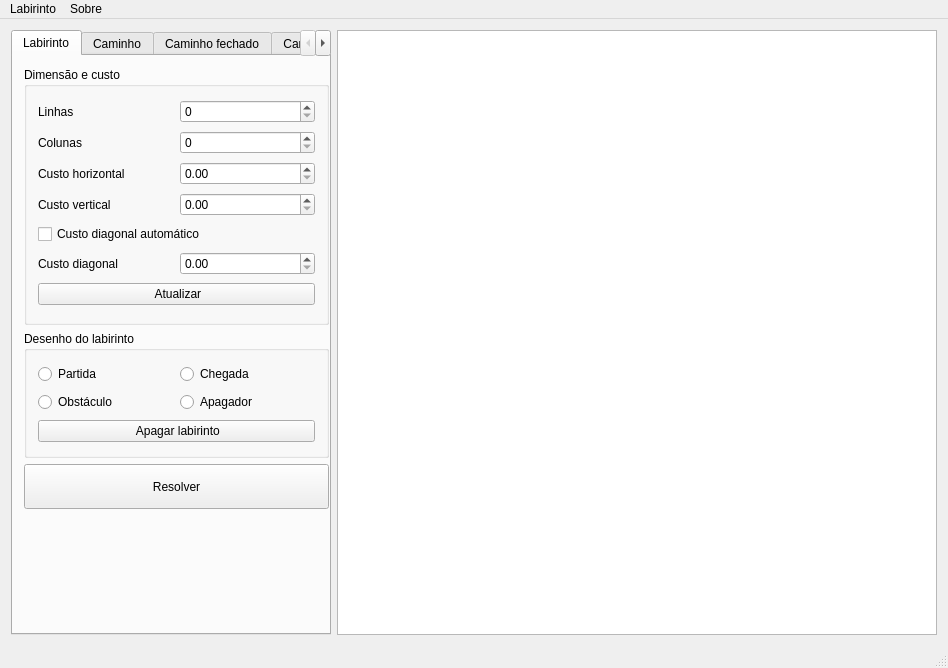
Above: src/mainwindow.ui from carvalhojldc/labyrinth before the change. Below: the same form after it.
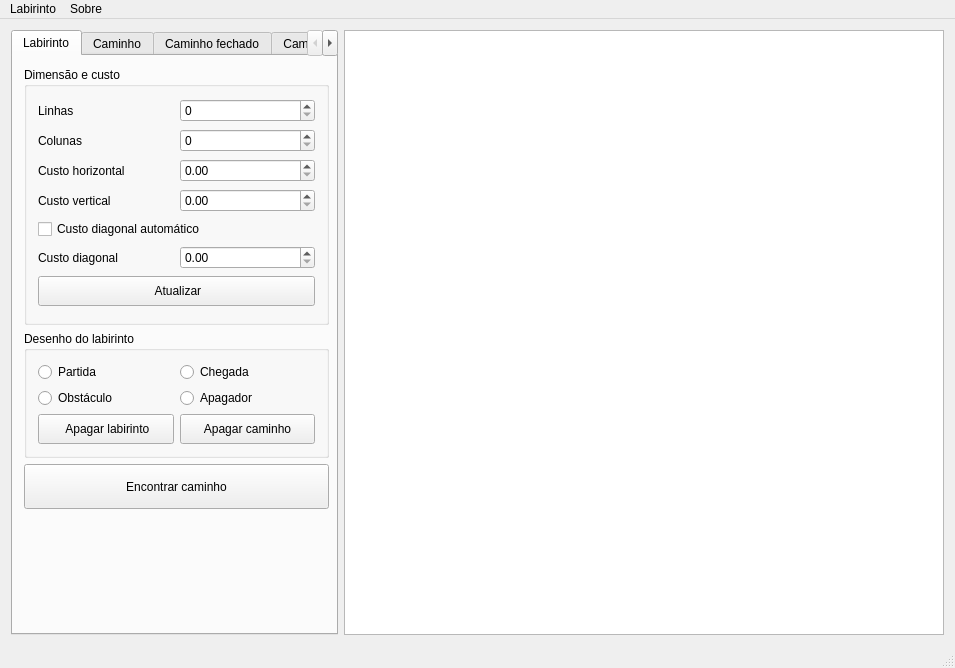
That is the form after the change.

What changed in the file:
```diff
--- a/src/mainwindow.ui
+++ b/src/mainwindow.ui
@@ -6,7 +6,7 @@
    <rect>
     <x>0</x>
     <y>0</y>
-    <width>917</width>
+    <width>955</width>
     <height>668</height>
    </rect>
   </property>
@@ -124,6 +124,12 @@
                </item>
                <item row="6" column="0" colspan="2">
                 <widget class="QPushButton" name="pb_newBoard">
+                 <property name="minimumSize">
+                  <size>
+                   <width>0</width>
+                   <height>30</height>
+                  </size>
+                 </property>
                  <property name="text">
                   <string> Atualizar</string>
                  </property>
@@ -160,6 +166,20 @@
                <string>Desenho do labirinto</string>
               </property>
               <layout class="QGridLayout" name="gridLayout">
+               <item row="1" column="1">
+                <widget class="QRadioButton" name="rb_clearCell">
+                 <property name="text">
+                  <string>Apagador</string>
+                 </property>
+                </widget>
+               </item>
+               <item row="1" column="0">
+                <widget class="QRadioButton" name="rb_wall">
+                 <property name="text">
+                  <string>Obstáculo</string>
+                 </property>
+                </widget>
+               </item>
                <item row="0" column="0">
                 <widget class="QRadioButton" name="rb_start">
                  <property name="text">
@@ -174,27 +194,32 @@
                  </property>
                 </widget>
                </item>
-               <item row="1" column="0">
-                <widget class="QRadioButton" name="rb_wall">
-                 <property name="text">
-                  <string>Obstáculo</string>
-                 </property>
-                </widget>
-               </item>
-               <item row="1" column="1">
-                <widget class="QRadioButton" name="rb_clearCell">
-                 <property name="text">
-                  <string>Apagador</string>
-                 </property>
-                </widget>
-               </item>
-               <item row="2" column="0" colspan="2">
+               <item row="3" column="0">
                 <widget class="QPushButton" name="pb_clearBoard">
+                 <property name="minimumSize">
+                  <size>
+                   <width>135</width>
+                   <height>30</height>
+                  </size>
+                 </property>
                  <property name="text">
                   <string> Apagar labirinto</string>
                  </property>
                 </widget>
                </item>
+               <item row="3" column="1">
+                <widget class="QPushButton" name="pb_clearSearch">
+                 <property name="minimumSize">
+                  <size>
+                   <width>135</width>
+                   <height>30</height>
+                  </size>
+                 </property>
+                 <property name="text">
+                  <string>Apagar caminho</string>
+                 </property>
+                </widget>
+               </item>
               </layout>
              </widget>
             </item>
@@ -216,7 +241,7 @@
                </size>
               </property>
               <property name="text">
-               <string>Resolver</string>
+               <string>Encontrar caminho</string>
               </property>
              </widget>
             </item>
@@ -228,7 +253,7 @@
               <property name="sizeHint" stdset="0">
                <size>
                 <width>20</width>
-                <height>92</height>
+                <height>40</height>
                </size>
               </property>
              </spacer>
@@ -372,7 +397,7 @@
     <rect>
      <x>0</x>
      <y>0</y>
-     <width>917</width>
+     <width>955</width>
      <height>22</height>
     </rect>
    </property>
```
